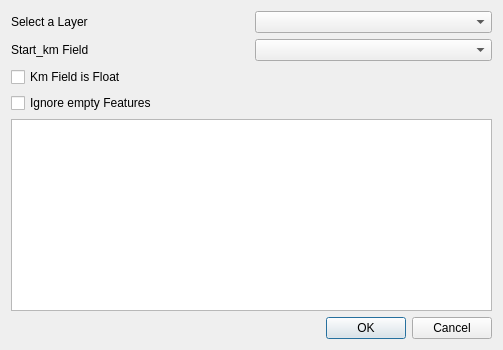
Before: the Qt Designer form db_streckenkm/ui/SettingsWidget_ui.ui in c-mellueh/qgis_streckenkm, drawn with Qt 5.
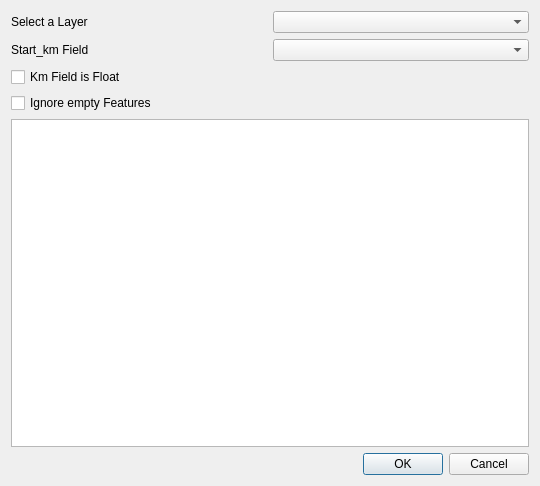
After: the same form once the commit is applied.

Diff of the .ui file:
```diff
--- a/db_streckenkm/ui/SettingsWidget_ui.ui
+++ b/db_streckenkm/ui/SettingsWidget_ui.ui
@@ -6,8 +6,8 @@
    <rect>
     <x>0</x>
     <y>0</y>
-    <width>503</width>
-    <height>350</height>
+    <width>540</width>
+    <height>486</height>
    </rect>
   </property>
   <property name="windowTitle">
```
Left out of the diff: 6 changed lines with no effect on the pictures.
